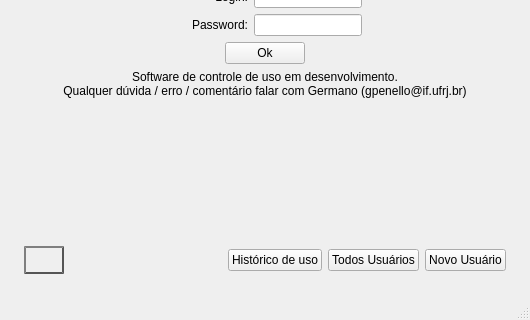
This is Controle_UsoDeEquipamento/GUI/telaControle.ui in gpenello/ControleDeUso as Qt 5 draws it before an edit; both pictures show x 0 to 530 and y 180 to 500 of the 530 by 500 pixel window. The edited form follows.
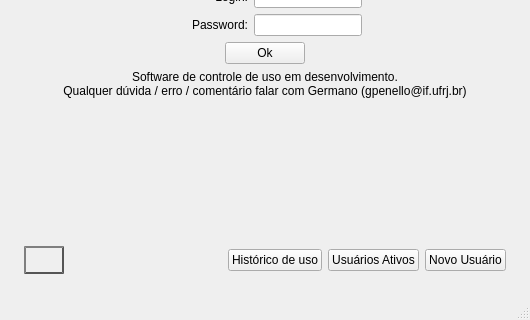
This is the edited form. Icons and pictures are not drawn.

Commit message: Ajeitando GUI e adicionando busca por login antigo

The edit to the form file:
```diff
--- a/Controle_UsoDeEquipamento/GUI/telaControle.ui
+++ b/Controle_UsoDeEquipamento/GUI/telaControle.ui
@@ -413,7 +413,7 @@
            </size>
           </property>
           <property name="text">
-           <string>Todos Usuários</string>
+           <string>Usuários Ativos</string>
           </property>
          </widget>
         </item>
```
Left out of the diff: 2 changed lines with no effect on the pictures. The commit also changes 3 other files.
